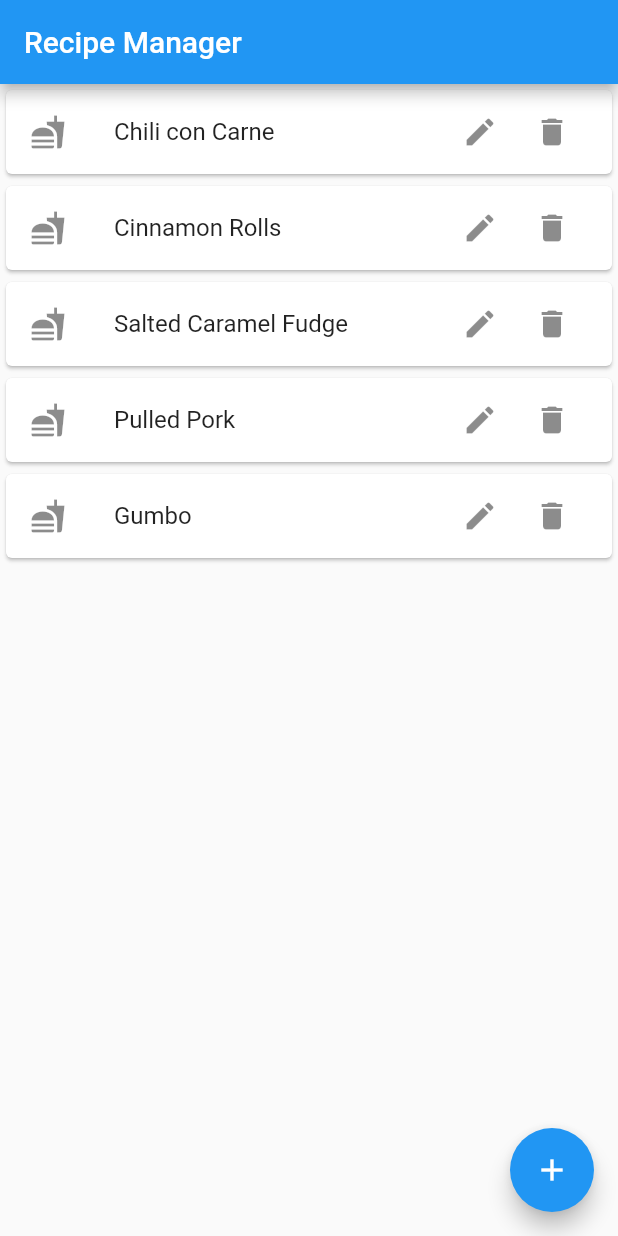
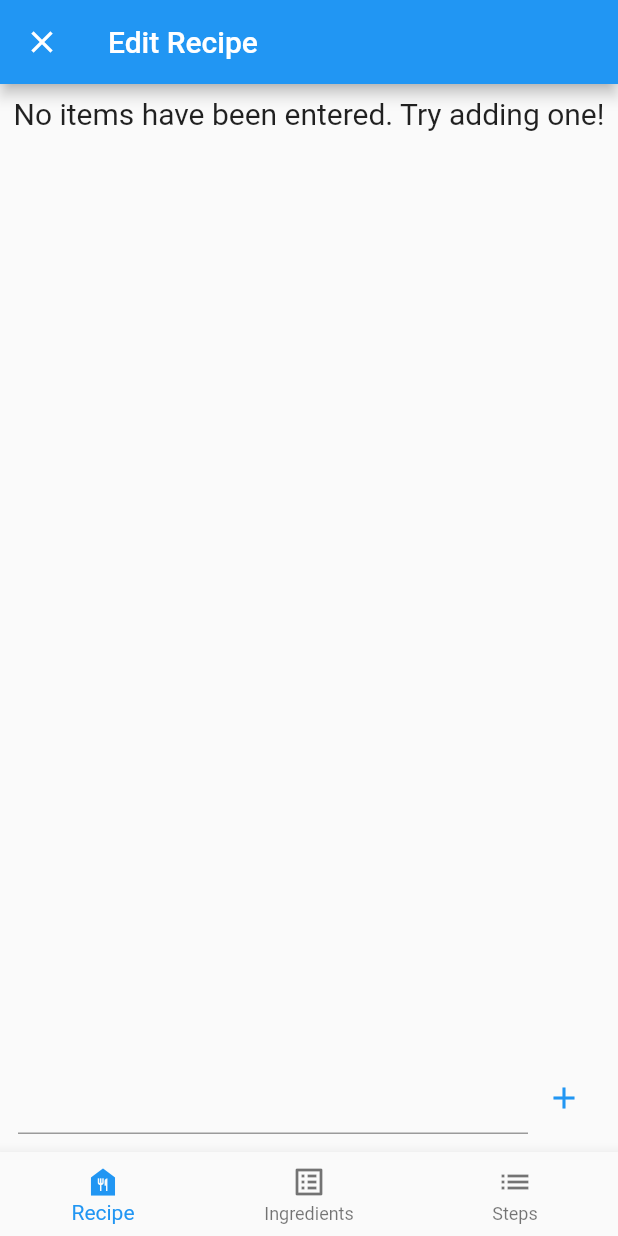
Before and after one commit to sam-james-harding/recipe_app, a Flutter app: the screen it shows after launch, after a tap on the "add" icon, on a phone screen of 412 x 824 dp. Run offline on Flutter 3.47's test engine with Material 2 defaults, Android fonts, the phone set to English and light mode, and no system bars.

Commit message:
Added various functionality

```diff
--- a/lib/main.dart
+++ b/lib/main.dart
@@ -1,8 +1,10 @@
 import 'package:flutter/material.dart';
 
-import './recipesList.dart';
+import 'widgets/recipesList.dart';
 
-void main() => runApp(RecipeApp());
+void main() {
+  runApp(RecipeApp());
+}
 
 class RecipeApp extends StatelessWidget {
 
--- a/lib/recipesList.dart
+++ /dev/null
@@ -1,71 +0,0 @@
-import 'package:flutter/material.dart';
-
-import './recipeItem.dart';
-
-class RecipesListScreen extends StatefulWidget {
-  @override
-  _RecipesListScreenState createState() => _RecipesListScreenState();
-
-}
-
-class _RecipesListScreenState extends State<RecipesListScreen> {
-
-  //TEST list of recipe names
-  List<String> _recipeNames = ["Chili con Carne", "Cinnamon Rolls",
-    "Salted Caramel Fudge", "Pulled Pork", "Gumbo"];
-
-  @override
-  Widget build(BuildContext context) {
-
-    return Scaffold(
-
-      //top bar of screen
-      appBar: AppBar(
-        title: Text("Recipe Manager")
-      ),
-
-      body: ListView(
-        // create list of widgets from list of recipe names
-        children: _recipeNames.map(
-          (name) =>
-            GestureDetector(
-              child: RecipeItem(
-                name, _recipeNames.indexOf(name), deleteRecipe, editRecipe
-              ),
-              onTap: () => openRecipe(name)
-            )
-        ).toList()
-      ),
-
-      floatingActionButton: FloatingActionButton(
-        child: Icon(Icons.add),
-        backgroundColor: Colors.blue,
-        onPressed: newRecipe,
-      )
-
-    );
-
-  }
-
-  //delete recipe from the list based on index
-  void deleteRecipe(int index) {
-    setState(() {
-      _recipeNames.removeAt(index);
-    });
-  }
-
-  //edit recipe from the list
-  void editRecipe(int index) {
-    print("Edit ${_recipeNames[index]}");
-  }
-
-  //open recipe when tapped
-  void openRecipe(String name) {
-    print("Open $name");
-  }
-
-  //create new recipe (change screen)
-  void newRecipe() {
-    print("Wahoo!");
-  }
-}
--- /dev/null
+++ b/lib/storage/recipeStore.dart
@@ -0,0 +1,129 @@
+import 'dart:io';
+import 'dart:convert';
+
+import 'package:path_provider/path_provider.dart';
+
+// test save dir:
+// /Users/sam/Library/Developer/CoreSimulator/Devices/E0320206-C8DC-44B7-A59B-8B13D617AF58/data/Containers/Data/Application/F090A30B-32F2-4430-80DC-2C9E70E3908F/Documents/recipes
+
+
+class RecipeStore {
+
+  Future<File> get _recipeNamesFile async {
+    //get directory of file
+    final directory = await getApplicationDocumentsDirectory();
+    final path = directory.path;
+
+    File recipeNamesFile = File("$path/recipes/recipeNames.txt");
+
+    //create file only if it does not exist already
+    bool fileExists = await recipeNamesFile.exists();
+    if (!fileExists) {
+      await recipeNamesFile.create(recursive: true);
+    }
+
+    //return file
+    return recipeNamesFile;
+  }
+
+  Future<File> _recipeFile(String title) async {
+    //get directory of file
+    final directory = await getApplicationDocumentsDirectory();
+    final path = directory.path;
+
+    File recipeFile = File("$path/recipes/$title.json");
+
+    //create file only if it does not exist already
+    bool fileExists = await recipeFile.exists();
+    if (!fileExists) {
+      await recipeFile.create(recursive: true);
+    }
+
+    //return file
+    return recipeFile;
+  }
+
+  /* Dealing with recipe names list
+  The list is stored in a .txt file as a newline-separated list,
+  so for getting, it must be split by newlines, and for setting,
+  joined with newlines. */
+
+  Future<List<String>> recipeNames() async {
+    final file = await _recipeNamesFile;
+    final contents = await file.readAsString();
+
+    if (contents == "") return [];
+    else return contents.split("\n");
+  }
+
+  Future<File> setRecipeNames(List<String> names) async {
+    final file = await _recipeNamesFile;
+
+    final namesString = names.join("\n");
+
+    return file.writeAsString(namesString);
+  }
+
+  /* Dealing with individual recipes
+  These are stored in json files*/
+  Future<File> writeRecipe(Recipe recipe) async {
+    //get json data
+    final file = await _recipeFile(recipe.title);
+    final jsonData = recipe.toJSON();
+    final encodedJSON = jsonEncode(jsonData);
+
+    //add to list
+    List<String> names = await recipeNames();
+    names.add(recipe.title);
+    await setRecipeNames(names);
+
+    //write json data
+    return file.writeAsString(encodedJSON);
+  }
+
+  Future<Recipe> getRecipe(String title) async {
+    final file = await _recipeFile(title);
+    final contents = await file.readAsString();
+    final jsonData = jsonDecode(contents);
+
+    return Recipe(
+      title: jsonData["title"] as String,
+      description: jsonData["description"] as String,
+      ingredients: jsonData["ingredients"] as List,
+      steps: jsonData["steps"] as List
+    );
+  }
+
+  Future deleteRecipe(String title) async {
+    //delete file
+    final file = await _recipeFile(title);
+    await file.delete();
+
+    //remove from list
+    List<String> names = await recipeNames();
+    names.remove(title);
+    await setRecipeNames(names);
+  }
+
+}
+
+class Recipe {
+  final String title;
+  final String description;
+  final List ingredients;
+  final List steps;
+
+  Recipe({
+    required this.title,
+    required this.description,
+    required this.ingredients,
+    required this.steps
+  });
+
+  Map<String, dynamic> toJSON() => {
+    "title": title,
+    "description": description,
+    "ingredients": ingredients,
+    "steps": steps
+  };
+}
--- /dev/null
+++ b/lib/widgets/listEditor.dart
@@ -0,0 +1,124 @@
+import 'package:flutter/material.dart';
+
+class ListEditWidget extends StatefulWidget {
+
+  final List<String> items;
+
+  ListEditWidget(this.items);
+
+  _ListEditWidgetState createState() => _ListEditWidgetState();
+
+}
+
+class _ListEditWidgetState extends State<ListEditWidget> {
+
+  late List<String> _items;
+
+  @override
+  void initState() {
+    _items = List.from(widget.items);
+
+    super.initState();
+  }
+
+  Widget entriesDisplay() {
+    if (_items.isEmpty == false) {
+      // if items exist, display them
+
+      return Expanded(
+        child: ListView(
+          children: _items.map(
+            (item) => _ListEditItem(item)
+          ).toList()
+        )
+      );
+
+    }
+
+    else {
+      return Expanded(child: Padding(
+        padding: const EdgeInsets.all(8.0),
+        child: Align(
+          child: Text(
+            "No items have been entered. Try adding one!",
+            style: TextStyle(
+              fontSize: 20,
+
+            ),
+            textAlign: TextAlign.center,
+          ),
+          alignment: Alignment.topCenter,
+        ),
+      ));
+    }
+  }
+
+  @override
+  Widget build(BuildContext context) {
+
+    return Column(children: [
+      entriesDisplay(),
+      _BottomTextEntry()
+    ]);
+
+  }
+
+}
+
+class _BottomTextEntry extends StatelessWidget {
+
+  @override
+  Widget build(BuildContext context) {
+
+    return Padding(
+      padding: const EdgeInsets.all(12.0),
+      child: Align(
+        alignment: Alignment.bottomCenter,
+        child: Row(children: [
+          Expanded(child: TextField()),
+          IconButton(
+            icon: Icon(Icons.add),
+            onPressed: () {},
+            color: Colors.blue,
+          )
+        ])
+      ),
+    );
+
+  }
+
+}
+
+class _ListEditItem extends StatelessWidget {
+
+  final String text;
+  final TextEditingController _controller = TextEditingController();
+
+  _ListEditItem(this.text);
+
+  @override
+  Widget build(BuildContext context) {
+
+    _controller.text = text;
+
+    return Card(
+      child: Row(children: [
+
+        Expanded(
+          child: TextField(
+            controller: _controller,
+          )
+        ),
+
+        IconButton(
+          icon: Icon(Icons.remove),
+          color: Colors.red,
+          onPressed: () {},
+        )
+
+      ])
+    );
+
+  }
+
+}
--- /dev/null
+++ b/lib/widgets/recipeEdit.dart
@@ -0,0 +1,105 @@
+import 'package:flutter/material.dart';
+
+import 'listEditor.dart';
+
+import '../storage/recipeStore.dart';
+
+class RecipeEditScreen extends StatefulWidget {
+
+  final String? recipeTitle;
+  final bool editMode;
+
+  RecipeEditScreen({
+    required this.editMode,
+    this.recipeTitle
+  });
+
+  @override
+  _RecipeEditScreenState createState() => _RecipeEditScreenState();
+
+}
+
+class _RecipeEditScreenState extends State<RecipeEditScreen> {
+
+  late ListEditWidget ingredientsWidget;
+  late ListEditWidget stepsWidget;
+
+  List<String> ingredients = [];
+  List<String> steps = [];
+
+  @override
+  void initState() {
+    if (widget.editMode == true) populateFields();
+
+    ingredientsWidget = ListEditWidget(ingredients);
+    stepsWidget = ListEditWidget(steps);
+
+    super.initState();
+  }
+
+  void populateFields() {
+    //TODO
+  }
+
+  @override
+  Widget build(BuildContext context) {
+    return Scaffold(
+
+      appBar: AppBar(
+        title: Text("Edit Recipe"),
+        leading: IconButton(
+          icon: Icon(Icons.close),
+          onPressed: () => close(context),
+        )
+      ),
+
+      body: stepsWidget,
+
+      bottomNavigationBar: BottomNavigationBar(
+        items: [
+          BottomNavigationBarItem(
+            icon: Icon(Icons.food_bank),
+            label: "Recipe"
+          ),
+          BottomNavigationBarItem(
+            icon: Icon(Icons.list_alt),
+            label: "Ingredients"
+          ),
+          BottomNavigationBarItem(
+            icon: Icon(Icons.list),
+            label: "Steps"
+          )
+        ]
+      ),
+
+    );
+  }
+
+  void close(BuildContext context) {
+
+    Future<bool?> shouldClose = showDialog<bool>(
+      context: context,
+      builder: (BuildContext context) => AlertDialog(
+        title: Text("Close Recipe"),
+        content: Text("Are you sure you want to close without saving?"),
+
+        actions: <Widget>[
+          TextButton(child: Text("Cancel"),
+            onPressed: () => Navigator.pop(context, false)
+          ),
+
+          TextButton(child: Text("OK"),
+            onPressed: () => Navigator.pop(context, true)
+          )
+        ]
+      )
+    );
+
+    shouldClose.then((result) {
+      if (result == true) {
+        Navigator.pop(context);
+      }
+    });
+
+  }
+}
--- /dev/null
+++ b/lib/widgets/recipeView.dart
@@ -0,0 +1,3 @@
+import 'package:flutter/material.dart';
+
+import '../storage/recipeStore.dart';
--- /dev/null
+++ b/lib/widgets/recipesList.dart
@@ -0,0 +1,130 @@
+import 'package:flutter/material.dart';
+
+import './recipeItem.dart';
+import '../storage/recipeStore.dart';
+
+import 'recipeEdit.dart';
+
+class RecipesListScreen extends StatefulWidget {
+  final RecipeStore storage = RecipeStore();
+
+  @override
+  _RecipesListScreenState createState() => _RecipesListScreenState();
+
+}
+
+class _RecipesListScreenState extends State<RecipesListScreen> {
+
+  //list of recipe names
+  List<String> _recipeNames = [];
+  bool anyRecipesExist = true;
+
+  @override
+  void initState() {
+    super.initState();
+    loadRecipes();
+  }
+
+  void loadRecipes() {
+    // load in recipe names
+    widget.storage.recipeNames().then((value) {
+      setState(() {
+        _recipeNames = value;
+        if (_recipeNames.isEmpty) anyRecipesExist = false;
+      });
+    });
+  }
+
+  Widget generateRecipeList() {
+    if (anyRecipesExist) {
+      // if recipes exist, display them as a list of interactive widgets
+      return ListView(
+        // create list of widgets from list of recipe names
+        children: _recipeNames.map(
+          (name) =>
+            GestureDetector(
+              child: RecipeItem(
+                name, _recipeNames.indexOf(name), deleteRecipe, editRecipe
+              ),
+              onTap: () => openRecipe(name)
+            )
+        ).toList()
+      );
+    }
+    else {
+      // if recipes do not exist, display text telling the user so
+      return Padding(
+        padding: const EdgeInsets.all(8.0),
+        child: Align(
+          child: Text(
+            "No recipes have been created. Try adding one!",
+            style: TextStyle(
+              fontSize: 20,
+
+            ),
+            textAlign: TextAlign.center,
+          ),
+          alignment: Alignment.topCenter,
+        ),
+      );
+    }
+  }
+
+  @override
+  Widget build(BuildContext context) {
+    return Scaffold(
+      //top bar of screen
+      appBar: AppBar(
+        title: Text("Recipe Manager")
+      ),
+
+      body: generateRecipeList(),
+
+      floatingActionButton: FloatingActionButton(
+        child: Icon(Icons.add),
+        backgroundColor: Colors.blue,
+        onPressed: newRecipe,
+      )
+
+    );
+  }
+
+  void deleteRecipe(int index) {
+    // delete recipe from storage and list
+    String title = _recipeNames[index];
+    _recipeNames.removeAt(index);
+    widget.storage.deleteRecipe(title).then((value) {
+      loadRecipes();
+    });
+  }
+
+  //edit recipe from the list
+  void editRecipe(int index) {
+    String name = _recipeNames[index];
+
+    Navigator.push(
+      context,
+      MaterialPageRoute(builder: (context) {
+        return RecipeEditScreen(
+          recipeTitle: name,
+          editMode: true
+        );
+      })
+    );
+  }
+
+  //open recipe when tapped
+  void openRecipe(String name) {
+    print("Open $name");
+  }
+
+  //create new recipe (change screen)
+  void newRecipe() {
+    Navigator.push(
+      context,
+      MaterialPageRoute(builder: (context) {
+        return RecipeEditScreen(editMode: false);
+      })
+    );
+  }
+}
--- a/pubspec.yaml
+++ b/pubspec.yaml
@@ -23,6 +23,7 @@ environment:
 dependencies:
   flutter:
     sdk: flutter
+  path_provider: ^2.0.2
 
 
   # The following adds the Cupertino Icons font to your application.
```
Also changed, not shown: lib/widgets/recipeItem.dart (renamed from lib/recipeItem.dart), pubspec.lock, 18 other files.
